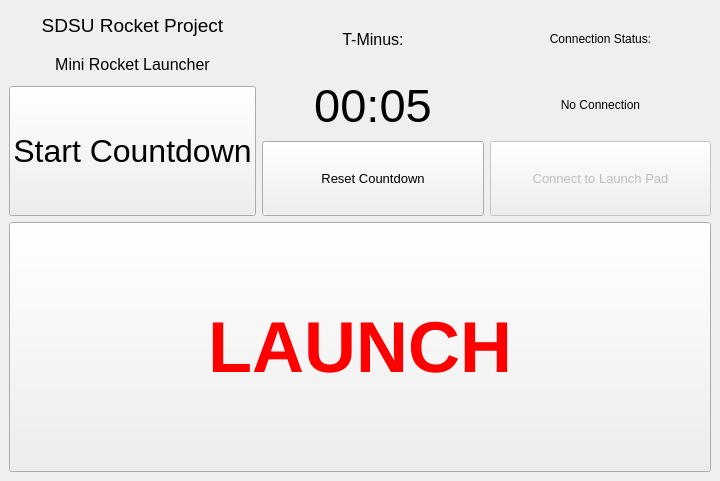
The window that miniRocketv3.ui (Kheirlb/MiniRocket) describes before a commit, drawn with Qt 5.
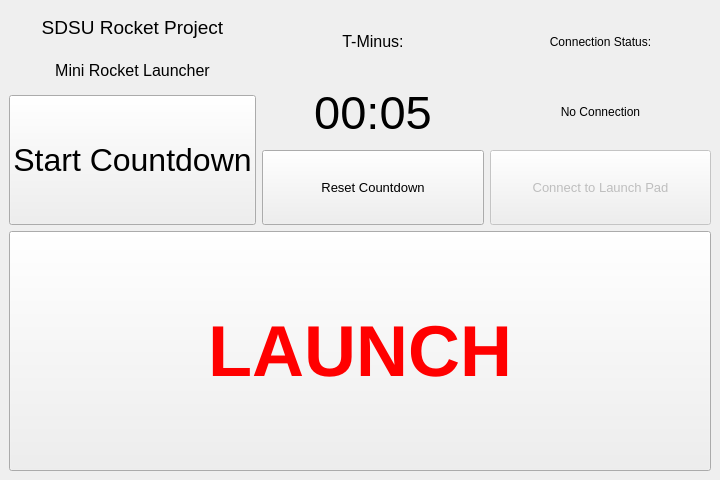
The same window after the commit.

Diff of the .ui file:
```diff
--- a/miniRocketv3.ui
+++ b/miniRocketv3.ui
@@ -7,7 +7,7 @@
     <x>0</x>
     <y>0</y>
     <width>720</width>
-    <height>481</height>
+    <height>480</height>
    </rect>
   </property>
   <property name="windowTitle">
@@ -180,7 +180,7 @@
         <property name="minimumSize">
          <size>
           <width>0</width>
-          <height>250</height>
+          <height>240</height>
          </size>
         </property>
         <property name="font">
```
